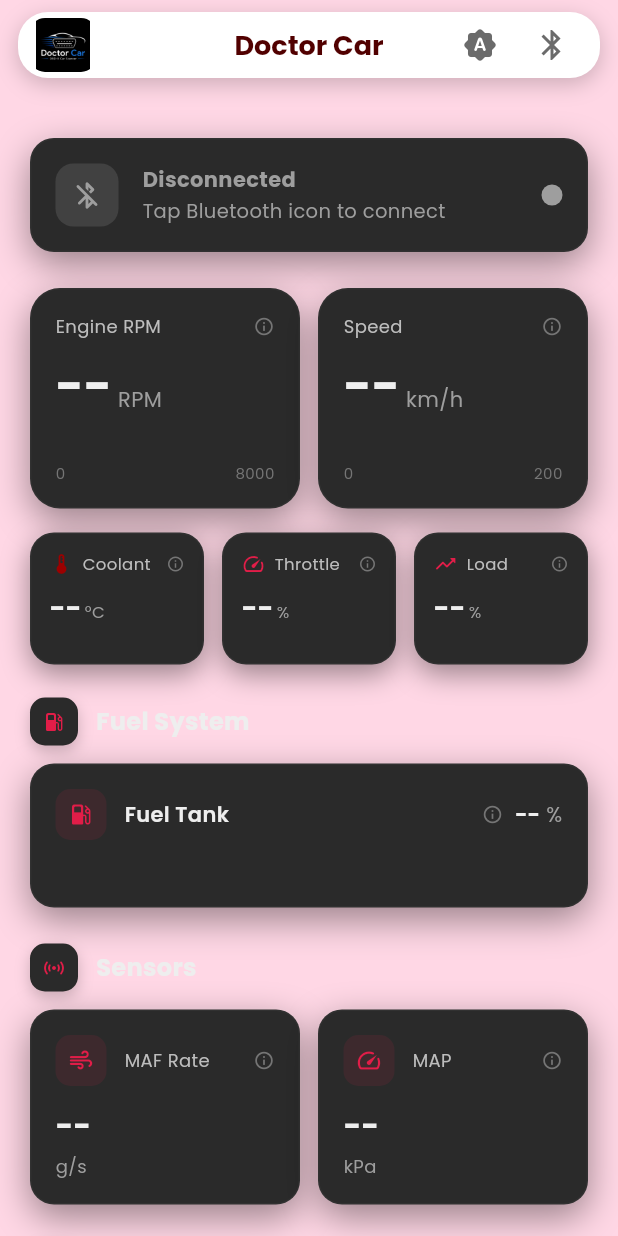
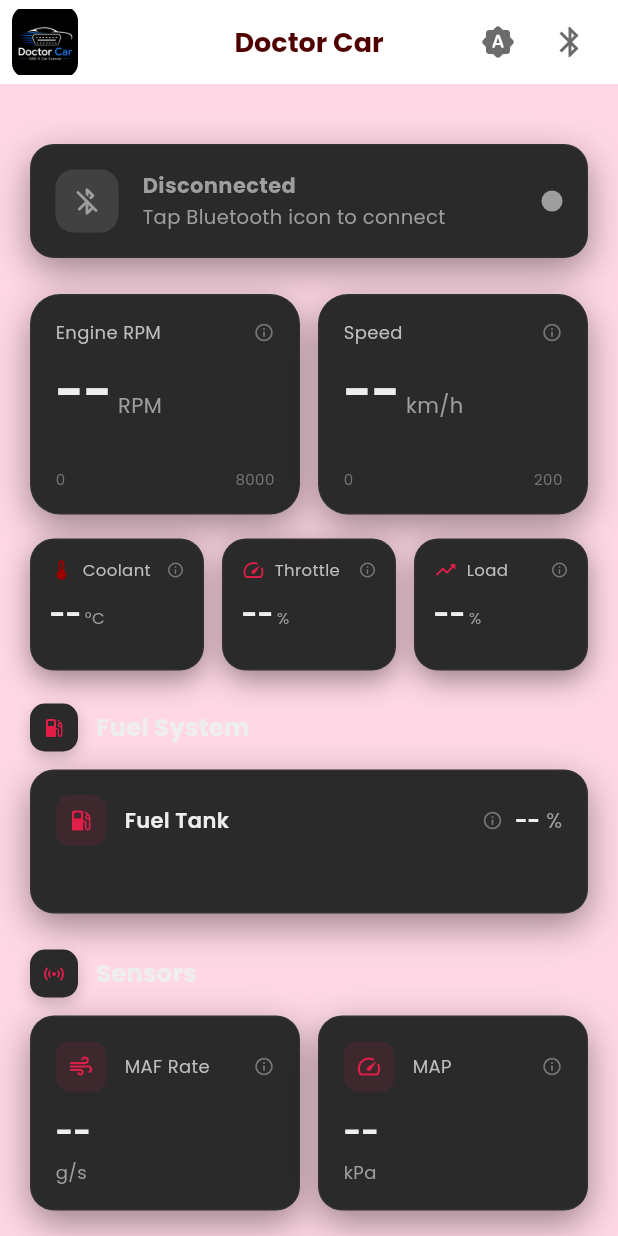
Before and after one commit to clawdy31/obd-car-scanner, a Flutter app: the screen it shows after launch, on a phone screen of 412 x 824 dp. Run offline on Flutter 3.47's test engine with Material 3 defaults, Android fonts, the light colour scheme and no system bars; our stand-ins replace flutter_blue_plus, flutter_bluetooth_serial, google_fonts, permission_handler, shared_preferences; statements that could not run were skipped.

Commit message:
Replace floating AppBar with normal flat AppBar

```diff
--- a/lib/main.dart
+++ b/lib/main.dart
@@ -130,21 +130,9 @@ class _MainScreenState extends State<MainScreen> {
           setState(() => _currentIndex = idx);
         },
       ),
-      appBar: PreferredSize(
-        preferredSize: const Size.fromHeight(52),
-        child: Container(
-          margin: const EdgeInsets.fromLTRB(12, 8, 12, 0),
-          decoration: BoxDecoration(
-            color: isDark ? const Color(0xFF1E1E1E) : Colors.white,
-            borderRadius: BorderRadius.circular(20),
-            boxShadow: [
-              BoxShadow(color: Colors.black.withAlpha(51), blurRadius: 12, offset: const Offset(0, 4)),
-            ],
-          ),
-          child: AppBar(
-            backgroundColor: Colors.transparent,
+      appBar: AppBar(
+        backgroundColor: isDark ? const Color(0xFF1E1E1E) : Colors.white,
         elevation: 0,
-            shape: RoundedRectangleBorder(borderRadius: BorderRadius.circular(20)),
         leading: Builder(
           builder: (ctx) => GestureDetector(
             onTap: () => Scaffold.of(ctx).openDrawer(),
@@ -184,8 +172,6 @@ class _MainScreenState extends State<MainScreen> {
                 ),
               const SizedBox(width: 8),
             ],
-          ),
-        ),
           ),
       body: Container(
         decoration: BoxDecoration(
```
Lines whose indentation alone changed are shown as unchanged.
